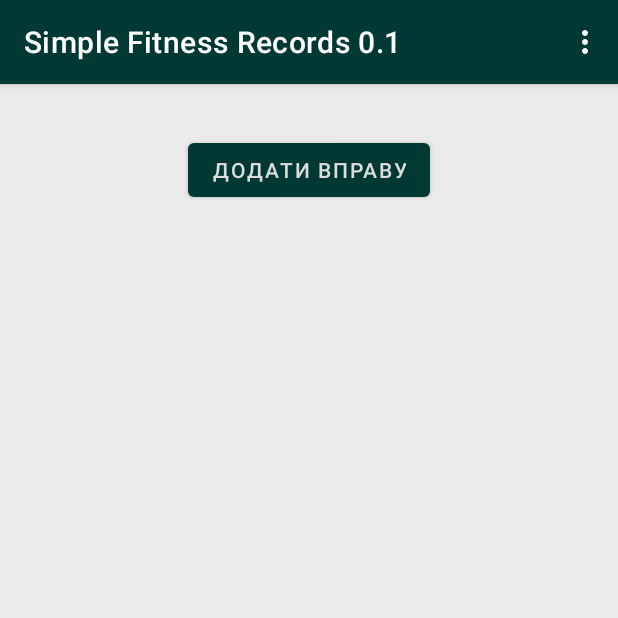
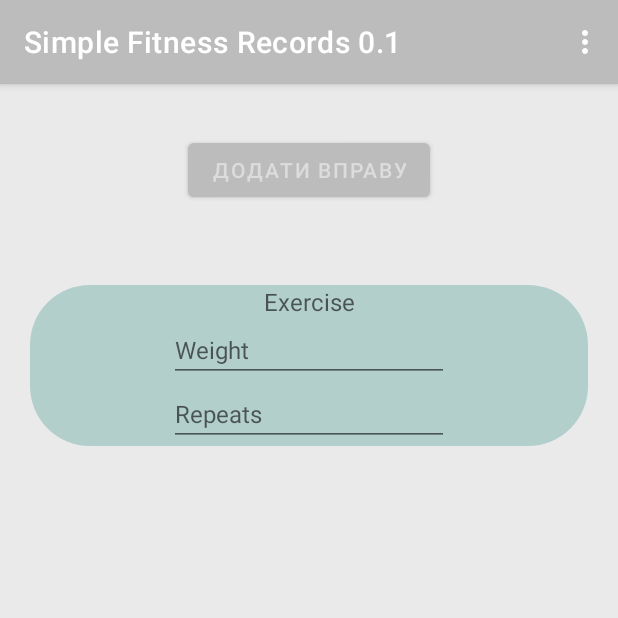
Before and after one commit to dygogive/Simple_Fitness_Records_0.1, an Android app: the SetActivity screen opened directly, with no data from a screen before it, after a tap on "ДОДАТИ ВПРАВУ", on a phone screen of 412 x 824 dp, the top half of it. Run offline under Robolectric (Android 15) with nearby library versions, the phone set to English and light mode, and no system bars; 3 statements that could not run were skipped.

Commit message:
Initial commit

```diff
--- a/app/src/main/java/com/example/simplefitnessrecords01/UI_activities/SetActivity.java
+++ b/app/src/main/java/com/example/simplefitnessrecords01/UI_activities/SetActivity.java
@@ -1,11 +1,11 @@
 package com.example.simplefitnessrecords01.UI_activities;
+
+import static com.example.simplefitnessrecords01.sql.SQLfitness.COLUMN_FITNAME;
 
 import androidx.appcompat.app.AppCompatActivity;
 import androidx.recyclerview.widget.LinearLayoutManager;
 
-import android.annotation.SuppressLint;
 import android.app.Activity;
-import android.content.ContentValues;
 import android.content.Intent;
 import android.database.Cursor;
 import android.database.sqlite.SQLiteDatabase;
@@ -17,16 +17,14 @@ import android.view.MenuItem;
 import android.view.View;
 import android.widget.Toast;
 
-import com.example.simplefitnessrecords01.dialog.StartDialog;
 import com.example.simplefitnessrecords01.fitness.Exercise;
-import com.example.simplefitnessrecords01.fitness.Fitness;
 import com.example.simplefitnessrecords01.fitness.RecordExercise;
 import com.example.simplefitnessrecords01.fitness.Repeats;
 import com.example.simplefitnessrecords01.fitness.SetFitness;
 import com.example.simplefitnessrecords01.fitness.Weight;
 import com.example.simplefitnessrecords01.recycler_views.AdapterSets;
 import com.example.simplefitnessrecords01.sql.SQLfitness;
-import com.example.simplefitnessrecords01.sql.SQLsets;
+import com.example.simplefitnessrecords01.sql.SQLSetFits;
 import com.example.simplefitnessrecords01.R;
 import com.example.simplefitnessrecords01.databinding.ActivitySetBinding;
 
@@ -43,19 +41,21 @@ public class SetActivity extends AppCompatActivity implements GetterDB, GetterSQ
 
 
     //посилання на Помічник по роботі з базою даних
-    private SQLsets sqLsets;
+    private SQLSetFits SQLSetFits;
     @Override
     public SQLiteOpenHelper getHelper() {
-        return sqLsets;
+        return SQLSetFits;
     }
     //база
     SQLiteDatabase db;
 
 
+
+
     //назва таблиці бази даних
-    private String nameTableDB = "testName";
-    public String getNameTableDB() {
-        return nameTableDB;
+    private String nameFitness = "testName";
+    public String getNameFitness() {
+        return nameFitness;
     }
     //посилання на База даних
     public SQLiteDatabase getDB() {
@@ -63,7 +63,11 @@ public class SetActivity extends AppCompatActivity implements GetterDB, GetterSQ
     }
 
 
-    private int positionForContextMenu = -1;
+
+
+
+    AdapterSets adapter;
+
 
 
 
@@ -78,8 +82,13 @@ public class SetActivity extends AppCompatActivity implements GetterDB, GetterSQ
         binding = ActivitySetBinding.inflate(getLayoutInflater());
         setContentView(binding.getRoot());
 
+        Log.d("findErr", "test - 0  onCreate");
+
         //обробити інфу від екстра чз інтент
         procIntentExtra();
+
+        Log.d("findErr", "test - 1  onCreate");
+
     }
     //Обробити дані, що отримані від попереднього актівіті
     private void procIntentExtra() {
@@ -99,7 +108,10 @@ public class SetActivity extends AppCompatActivity implements GetterDB, GetterSQ
         binding.tvSubName.setText(textSubname);
 
         //унікальна назва тренування
-        nameTableDB = textDay + textName + textSubname;
+        nameFitness = textDay + textName + textSubname;
+
+
+        Log.d("findErr", "test - 2  onCreate");
     }
     //метод життєвого циклу актівіті
     @Override
@@ -107,12 +119,16 @@ public class SetActivity extends AppCompatActivity implements GetterDB, GetterSQ
         super.onResume();
 
         //ініціалізація посилань на базу даних
-        if (  !nameTableDB.equals("")  ) {
-            sqLsets = new SQLsets(SetActivity.this, "nameTableDB");
-            db = sqLsets.getWritableDatabase();
-        }
+        SQLSetFits = new SQLSetFits(SetActivity.this);
+        db = SQLSetFits.getWritableDatabase();
+
+        Log.d("findErr", "test - 3  onCreate");
+
         //ініціалізація Рециклера в'ю
         recycleViewInit();
+
+        Log.d("findErr", "test - 4  onCreate");
+
     }
 
     @Override
@@ -120,7 +136,6 @@ public class SetActivity extends AppCompatActivity implements GetterDB, GetterSQ
         //Закрити базу
 //        getHelper().close();
 //        db.close();
-
         super.onPause();
     }
     @Override
@@ -138,11 +153,11 @@ public class SetActivity extends AppCompatActivity implements GetterDB, GetterSQ
 
     /**********  RecyclerView ***************/
     private void recycleViewInit() {
+        Log.d("findErr", "test - 3.1  ");
+        List<SetFitness> setsFitness = getSetsFitness();
+        Log.d("findErr", "test - 3.2  ");
 
-
-        List<SetFitness> setsFitness = getSetsFitness();
-
-        AdapterSets adapter = new AdapterSets(SetActivity.this, setsFitness);
+        adapter = new AdapterSets(SetActivity.this, setsFitness);
         //менеджер для РЕЦИКЛЕРА В'Ю
         binding.recyclerView.setLayoutManager(new LinearLayoutManager(this));
         //Адаптер для рециклера
@@ -153,23 +168,33 @@ public class SetActivity extends AppCompatActivity implements GetterDB, GetterSQ
         //пустий список для SetTraining з бази для рециклера
         List<SetFitness> setsFitness = new ArrayList<>();
 
+        Log.d("findErr", "test - 3.11  ");
+
         //курсор з бази з вибором усього
-        Cursor c = db.rawQuery("SELECT * FROM " + "nameTableDB", null);
+        //Cursor c = db.rawQuery("SELECT * FROM " + SQLSetFits.DATABASE_TABLE, null);+
+        String selection = COLUMN_FITNAME + " = ?";
+        String[] selectionArgs = new String[] {getNameFitness()};
+        Cursor c = db.query(SQLSetFits.DATABASE_TABLE, null, selection, selectionArgs, null, null, null);
 
+
+        Log.d("findErr", "test - 3.12  ");
         //перебрати рядки курсору
         if(c.moveToNext()){
-            int id_id = c.getColumnIndex(SQLsets.COLUMN_ID);
-            int id_exe = c.getColumnIndex(SQLsets.COLUMN_EXE);
-            int id_wei = c.getColumnIndex(SQLsets.COLUMN_WEIGHT);
-            int id_rep = c.getColumnIndex(SQLsets.COLUMN_REPEATS);
+            int id_id = c.getColumnIndex(SQLSetFits.COLUMN_ID);
+            int id_fitName = c.getColumnIndex(COLUMN_FITNAME);
+            int id_exe = c.getColumnIndex(SQLSetFits.COLUMN_EXE);
+            int id_wei = c.getColumnIndex(SQLSetFits.COLUMN_WEIGHT);
+            int id_rep = c.getColumnIndex(SQLSetFits.COLUMN_REPEATS);
             do {
-                int id     = c.getInt(id_id);
-                String exe = c.getString(id_exe);
-                int wei    = c.getInt(id_wei);
-                int rep    = c.getInt(id_rep);
+                int id         = c.getInt(id_id);
+                String fitName = c.getString(id_fitName);
+                String exe     = c.getString(id_exe);
+                int wei        = c.getInt(id_wei);
+                int rep        = c.getInt(id_rep);
 
                 //добавити в список
-                setsFitness.add(   new SetFitness(id, new Exercise(exe) , new RecordExercise(new Weight(wei) , new Repeats(rep)))   );
+                setsFitness.add(   new SetFitness( id, new Exercise(exe) , new RecordExercise(new Weight(wei) , new Repeats(rep)) , fitName  )   );
+
             } while (c.moveToNext());
         } else {
             Toast.makeText(this, "Виконай перший підхід!", Toast.LENGTH_SHORT).show();
@@ -178,7 +203,11 @@ public class SetActivity extends AppCompatActivity implements GetterDB, GetterSQ
         return setsFitness;
     }
 
-
+    private void updateRecycler(){
+        List<SetFitness> setsFitness = getSetsFitness();
+        adapter.setSetFitList(setsFitness);
+        adapter.notifyDataSetChanged();
+    }
 
 
 
@@ -190,8 +219,9 @@ public class SetActivity extends AppCompatActivity implements GetterDB, GetterSQ
         switch (view.getId()){
 
             case R.id.btnAddExe:{
-//                SetFitness setFitness = new SetFitness();
-//                sqLsets.addSetFitnessToSQL(setFitness);
+                SetFitness setFitness = new SetFitness(nameFitness);
+                SQLSetFits.addSetFitToSQL(setFitness);
+                updateRecycler();
             } break;
 
             default:{
@@ -243,7 +273,7 @@ public class SetActivity extends AppCompatActivity implements GetterDB, GetterSQ
                 return true;
 
             case R.id.action_log_sql2:
-                sqLsets.getTableInLog("MainActSQLog");
+                SQLSetFits.getTableInLog("MainActSQLog");
                 return true;
 
             default:
@@ -262,6 +292,8 @@ public class SetActivity extends AppCompatActivity implements GetterDB, GetterSQ
 
 
     /************************ Context Menu  *****************************/
+
+    private int positionForContextMenu = -1;
 
     // Реалізація методу для обробки натискань на пункти контекстного меню
     @Override
--- a/app/src/main/java/com/example/simplefitnessrecords01/fitness/Repeats.java
+++ b/app/src/main/java/com/example/simplefitnessrecords01/fitness/Repeats.java
@@ -5,7 +5,7 @@ import androidx.annotation.NonNull;
 public class Repeats {
     int repeats;
 
-    public int getRepeats() {
+    public int getIntRepeats() {
         return repeats;
     }
 
--- a/app/src/main/java/com/example/simplefitnessrecords01/fitness/SetFitness.java
+++ b/app/src/main/java/com/example/simplefitnessrecords01/fitness/SetFitness.java
@@ -3,25 +3,44 @@ package com.example.simplefitnessrecords01.fitness;
 
 public class SetFitness {
     int id = -1;
+    public int getId() {
+        return id;
+    }
+
+
+
+    String fitnessName = "tempFitnessName";
+
+    public String getFitnessName() {
+        return fitnessName;
+    }
+
+    public void setFitnessName(String fitnessName) {
+        this.fitnessName = fitnessName;
+    }
+
+
+
+
+
+
+
     Exercise exe;
-    RecordExercise recordExercise;
-
+    public void setExe(Exercise exe) {
+        this.exe = exe;
+    }
     public Exercise getExe() {
         return exe;
     }
 
+
+
+
+
+    RecordExercise recordExercise;
     public RecordExercise getRecordSet() {
         return recordExercise;
     }
-
-    public int getId() {
-        return id;
-    }
-
-    public void setExe(Exercise exe) {
-        this.exe = exe;
-    }
-
     public void setRecordSet(RecordExercise recordExercise) {
         this.recordExercise = recordExercise;
     }
@@ -30,16 +49,19 @@ public class SetFitness {
 
 
 
-    public SetFitness(int id, Exercise exe, RecordExercise recordExercise) {
+    public SetFitness(int id, Exercise exe, RecordExercise recordExercise, String fitnessName) {
         this.exe = exe;
         this.recordExercise = recordExercise;
         this.id = id;
+        this.fitnessName = fitnessName;
+    }
+
+    public SetFitness(String fitnessName) {
+        this.exe = new Exercise("");
+        this.recordExercise = new RecordExercise(new Weight(0),new Repeats(0));
+        this.id = -1;
+        this.fitnessName = fitnessName;
     }
 
 
-    public SetFitness() {
-        this.exe = new Exercise("untitled");
-        this.recordExercise = new RecordExercise(new Weight(0), new Repeats(0));
-    }
-
 }
--- a/app/src/main/java/com/example/simplefitnessrecords01/fitness/Weight.java
+++ b/app/src/main/java/com/example/simplefitnessrecords01/fitness/Weight.java
@@ -5,7 +5,7 @@ import androidx.annotation.NonNull;
 public class Weight {
     int weight;
 
-    public int getWeight() {
+    public int getIntWeight() {
         return weight;
     }
 
--- a/app/src/main/java/com/example/simplefitnessrecords01/sql/SQLsets.java
+++ b/app/src/main/java/com/example/simplefitnessrecords01/sql/SQLSetFits.java
@@ -1,4 +1,6 @@
 package com.example.simplefitnessrecords01.sql;
+
+import static com.example.simplefitnessrecords01.sql.SQLfitness.COLUMN_FITNAME;
 
 import android.content.ContentValues;
 import android.content.Context;
@@ -8,23 +10,20 @@ import android.database.sqlite.SQLiteOpenHelper;
 import android.util.Log;
 
 import com.example.simplefitnessrecords01.fitness.SetFitness;
-import com.example.simplefitnessrecords01.fitness.Weight;
 
-public class SQLsets extends SQLiteOpenHelper {
+public class SQLSetFits extends SQLiteOpenHelper {
     Context context = null;
     public static final String COLUMN_ID = "_id";
     public static final String COLUMN_EXE = "exe";
     public static final String COLUMN_WEIGHT = "weight";
     public static final String COLUMN_REPEATS = "repeats";
+    public static final String DATABASE_TABLE = "tableSets";
 
-    private String tableName = "test";
-    public String getTableName() {
-        return tableName;
-    }
 
-    public SQLsets(Context context, String tableName) {
+
+
+    public SQLSetFits(Context context) {
         super(context, "TablesWithTrainings", null, 5);
-        this.tableName = tableName;
         this.context = context;
     }
 
@@ -32,7 +31,8 @@ public class SQLsets extends SQLiteOpenHelper {
     //methog give all information in Log
     public void getTableInLog(String logTag){
         SQLiteDatabase db = this.getWritableDatabase();
-        Cursor c = db.query(tableName,null,null,null,null,null,null);
+        Cursor c = db.query(DATABASE_TABLE,null,null,null,null,null,null);
+
         if(c.moveToNext()){
             int id_id = c.getColumnIndex(COLUMN_ID);
             int id_exe = c.getColumnIndex(COLUMN_EXE);
@@ -47,34 +47,36 @@ public class SQLsets extends SQLiteOpenHelper {
                         exe + " ; " + COLUMN_WEIGHT + " - " +
                         wei + " ; " + COLUMN_REPEATS + " - " +  rep + " ; " );
             } while ( c.moveToNext() );
-        }else Log.d(logTag, "Table " + tableName + " is empty.");
+        }else Log.d(logTag, "Table " + DATABASE_TABLE + " is empty.");
     }
 
 
 
-    public void addSetFitnessToSQL(SetFitness setFitness){
+    public void addSetFitToSQL(SetFitness setFitness){
+
         ContentValues cv = new ContentValues();
         cv.put(COLUMN_EXE     , setFitness.getExe().toString());
-        cv.put(COLUMN_WEIGHT  , setFitness.getRecordSet().getWeight().getWeight());
-        cv.put(COLUMN_REPEATS , setFitness.getRecordSet().getRepeats().getRepeats());
-        getWritableDatabase().insert(tableName,null,cv);
+        cv.put(COLUMN_FITNAME , setFitness.getFitnessName());
+        getWritableDatabase().insert(DATABASE_TABLE,null,cv);
         cv.clear();
     }
+
+
 
 
 
     @Override
     public void onCreate(SQLiteDatabase db) {
         // Створення таблиць бази даних
-        db.execSQL("CREATE TABLE IF NOT EXISTS " + tableName + " " +
-                "(" + COLUMN_ID + " INTEGER PRIMARY KEY AUTOINCREMENT, " + COLUMN_EXE + " TEXT, "
+        db.execSQL("CREATE TABLE IF NOT EXISTS " + DATABASE_TABLE + " " +
+                "(" + COLUMN_ID + " INTEGER PRIMARY KEY AUTOINCREMENT, " + COLUMN_FITNAME + " TEXT, " + COLUMN_EXE + " TEXT, "
                 + COLUMN_WEIGHT + " INTEGER, " + COLUMN_REPEATS + " INTEGER)");
     }
 
     @Override
     public void onUpgrade(SQLiteDatabase db, int oldVersion, int newVersion) {
         // Оновлення таблиць бази даних
-        db.execSQL("DROP TABLE IF EXISTS " + tableName);
+        db.execSQL("DROP TABLE IF EXISTS " + DATABASE_TABLE);
         onCreate(db);
     }
 }
--- a/app/src/main/res/drawable/background_rounded.xml
+++ b/app/src/main/res/drawable/background_rounded.xml
@@ -1,5 +1,5 @@
 <?xml version="1.0" encoding="utf-8"?>
 <shape xmlns:android="http://schemas.android.com/apk/res/android">
     <corners android:radius="40dp"/>
-    <solid android:color="#01443E"/>
+    <solid android:color="@color/teal_200"/>
 </shape>
--- a/app/src/main/res/layout/set_fit_recycler_item.xml
+++ b/app/src/main/res/layout/set_fit_recycler_item.xml
@@ -11,9 +11,12 @@
         android:id="@+id/tvExerciceName"
         android:layout_width="wrap_content"
         android:layout_height="wrap_content"
-        android:text="Name of exercise"
-        android:textSize="30sp"
+        android:focusable="true"
+        android:hint="Exercise"
+        android:inputType="text"
         android:textColor="#FFFFFF"
+        android:textIsSelectable="true"
+        android:textSize="16sp"
         app:layout_constraintEnd_toEndOf="parent"
         app:layout_constraintStart_toStartOf="parent"
         app:layout_constraintTop_toTopOf="parent" />
@@ -23,9 +26,10 @@
         android:layout_width="wrap_content"
         android:layout_height="wrap_content"
         android:ems="10"
-        android:inputType="number"
-        android:textSize="30sp"
+        android:hint="Weight"
+        android:inputType="numberDecimal"
         android:textColor="#FFFFFF"
+        android:textSize="16sp"
         app:layout_constraintEnd_toEndOf="parent"
         app:layout_constraintStart_toStartOf="parent"
         app:layout_constraintTop_toBottomOf="@+id/tvExerciceName" />
@@ -35,9 +39,10 @@
         android:layout_width="wrap_content"
         android:layout_height="wrap_content"
         android:ems="10"
-        android:inputType="number"
-        android:textSize="30sp"
+        android:hint="Repeats"
+        android:inputType="numberDecimal"
         android:textColor="#FFFFFF"
+        android:textSize="16sp"
         app:layout_constraintBottom_toBottomOf="parent"
         app:layout_constraintEnd_toEndOf="parent"
         app:layout_constraintStart_toStartOf="parent"
--- a/app/src/main/res/values-night/themes.xml
+++ b/app/src/main/res/values-night/themes.xml
@@ -2,12 +2,12 @@
     <!-- Base application theme. -->
     <style name="Theme.SimpleFitnessRecords01" parent="Theme.MaterialComponents.DayNight.DarkActionBar">
         <!-- Primary brand color. -->
-        <item name="colorPrimary">#02665D</item>
+        <item name="colorPrimary">#C6C6C6</item>
         <item name="colorPrimaryVariant">@color/purple_500</item>
         <item name="colorOnPrimary">#FFFFFF</item>
         <!-- Secondary brand color. -->
         <item name="colorSecondary">#FBC02D</item>
-        <item name="colorSecondaryVariant">#014740</item>
+        <item name="colorSecondaryVariant">#D1D2D2</item>
         <item name="colorOnSecondary">#303F9F</item>
         <!-- Status bar color. -->
         <item name="android:statusBarColor">@color/teal_700</item>
--- a/app/src/main/res/values/themes.xml
+++ b/app/src/main/res/values/themes.xml
@@ -2,13 +2,13 @@
     <!-- Base application theme. -->
     <style name="Theme.SimpleFitnessRecords01" parent="Theme.MaterialComponents.DayNight.DarkActionBar">
         <!-- Primary brand color. -->
-        <item name="colorPrimary">#003933</item>
+        <item name="colorPrimary">#BCBCBC</item>
         <item name="colorPrimaryVariant">@color/purple_200</item>
         <item name="colorOnPrimary">#DCDCDC</item>
         <!-- Secondary brand color. -->
         <item name="colorSecondary">@color/teal_200</item>
         <item name="colorSecondaryVariant">@color/teal_700</item>
-        <item name="colorOnSecondary">#2F7032</item>
+        <item name="colorOnSecondary">#D2D6D2</item>
         <!-- Status bar color. -->
         <item name="android:statusBarColor">@color/teal_200</item>
         <!-- Customize your theme here. -->
```
Also changed, not shown: app/src/main/java/com/example/simplefitnessrecords01/UI_activities/MainActivity.java (+31 -33 lines), app/src/main/java/com/example/simplefitnessrecords01/recycler_views/AdapterSets.java (+25 -31 lines), app/src/main/java/com/example/simplefitnessrecords01/recycler_views/FitnessListAdapter.java (+10 -10 lines), app/src/main/java/com/example/simplefitnessrecords01/sql/SQLfitness.java (+5 -5 lines).
